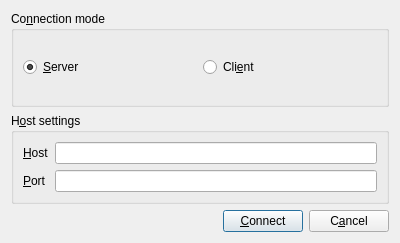
This is Chat/connectdialog.ui in jeissonh/Progra2-14b as Qt 5 draws it before an edit. The edited form follows.
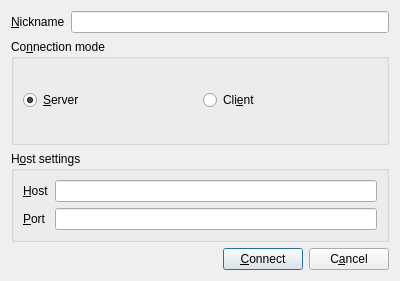
This is the edited form.

Diff of the .ui file:
```diff
--- a/Chat/connectdialog.ui
+++ b/Chat/connectdialog.ui
@@ -7,7 +7,7 @@
     <x>0</x>
     <y>0</y>
     <width>400</width>
-    <height>243</height>
+    <height>281</height>
    </rect>
   </property>
   <property name="sizePolicy">
@@ -26,6 +26,23 @@
    <string>Dialog</string>
   </property>
   <layout class="QVBoxLayout" name="verticalLayout_2">
+   <item>
+    <layout class="QHBoxLayout" name="horizontalLayout">
+     <item>
+      <widget class="QLabel" name="nicknameLabel">
+       <property name="text">
+        <string>&amp;Nickname</string>
+       </property>
+       <property name="buddy">
+        <cstring>nicknameLineEdit</cstring>
+       </property>
+      </widget>
+     </item>
+     <item>
+      <widget class="QLineEdit" name="nicknameLineEdit"/>
+     </item>
+    </layout>
+   </item>
    <item>
     <widget class="QGroupBox" name="modeGroupBox">
      <property name="title">
```
